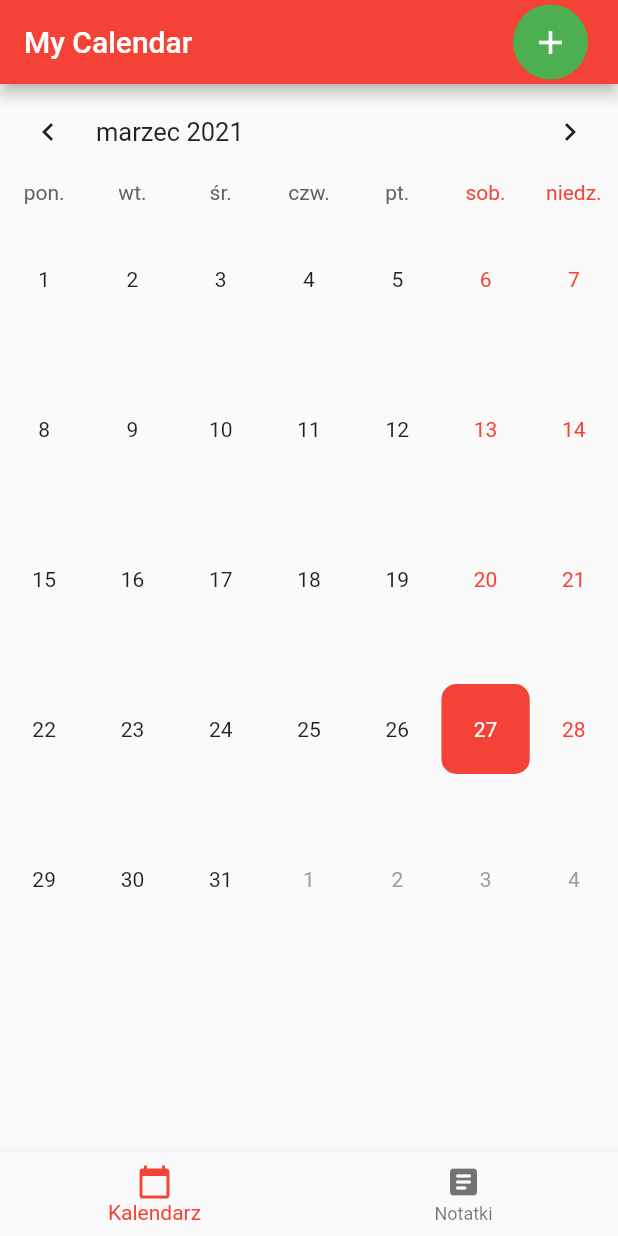
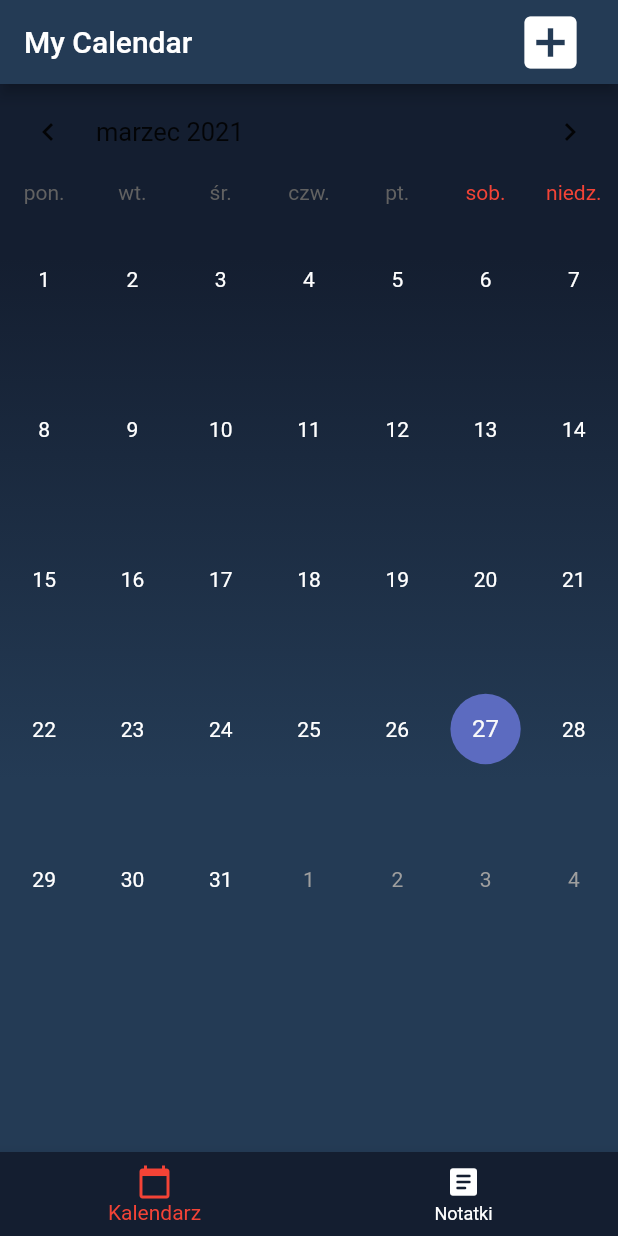
Before and after one commit to dawidczerwien/flutterApp, a Flutter app: the screen it shows after launch, on a phone screen of 412 x 824 dp. Run offline on Flutter 3.47's test engine with Material 2 defaults, Android fonts, the phone set to English and light mode, and no system bars; drawn by our look-alikes of table_calendar; our stand-ins replace firebase_core, firebase_database; accounts and stored records are empty.

Commit message:
flutter style added

```diff
--- a/lib/calendarView.dart
+++ b/lib/calendarView.dart
@@ -18,25 +18,36 @@ class _CalendarView extends State<CalendarView> {
   @override
   Widget build(BuildContext context) {
     return Scaffold(
+      backgroundColor: Color(0xFF243B55),
       body: SingleChildScrollView(
         child: Column(
           crossAxisAlignment: CrossAxisAlignment.start,
           children: <Widget>[
-            TableCalendar(
+            Container(
+                decoration: BoxDecoration(
+                    gradient: LinearGradient(
+                  begin: Alignment.topCenter,
+                  end: Alignment.bottomCenter,
+                  stops: [
+                    0.2,
+                    0.8,
+                  ],
+                  colors: [
+                    Color(0xFF141E30),
+                    Color(0xFF243B55),
+                  ],
+                )),
+                child: TableCalendar(
                   locale: 'pl_PL',
                   builders: CalendarBuilders(
-                  todayDayBuilder: (context, date, events) => Container(
+                    dayBuilder: (context, date, events) => Container(
                         margin: const EdgeInsets.only(top: 20, bottom: 20),
                         alignment: Alignment.center,
-                      decoration: BoxDecoration(
-                        color: Colors.purple,
-                        borderRadius: BorderRadius.circular(10.0),
-                      ),
                         child: Text(
                           date.day.toString(),
                           style: TextStyle(color: Colors.white),
                         )),
-                  selectedDayBuilder: (context, date, events) => Container(
+                    todayDayBuilder: (context, date, events) => Container(
                         margin: const EdgeInsets.only(top: 20, bottom: 20),
                         alignment: Alignment.center,
                         decoration: BoxDecoration(
@@ -46,12 +57,13 @@ class _CalendarView extends State<CalendarView> {
                         child: Text(
                           date.day.toString(),
                           style: TextStyle(color: Colors.white),
-                      ))),
+                        )),
+                  ),
                   rowHeight: 100,
                   headerStyle: HeaderStyle(formatButtonVisible: false),
                   startingDayOfWeek: StartingDayOfWeek.monday,
                   calendarController: _controller,
-            ),
+                )),
           ],
         ),
       ),
--- a/lib/main.dart
+++ b/lib/main.dart
@@ -1,5 +1,4 @@
 import 'package:flutter/material.dart';
-import 'package:table_calendar/table_calendar.dart';
 import 'package:intl/date_symbol_data_local.dart';
 import 'newWindow.dart';
 import 'calendarView.dart';
@@ -50,8 +49,10 @@ class _HomePageState extends State<HomePage> {
   @override
   Widget build(BuildContext context) {
     return Scaffold(
-      backgroundColor: Color(0xFFc6ace0),
-      appBar: AppBar(title: Text('My Calendar'), actions: <Widget>[
+      appBar: AppBar(
+          title: Text('My Calendar'),
+          backgroundColor: Color(0xFF243B55),
+          actions: <Widget>[
             Padding(
                 padding: EdgeInsets.only(right: 20.0),
                 child: GestureDetector(
@@ -63,12 +64,12 @@ class _HomePageState extends State<HomePage> {
                     child: new Container(
                       width: 50,
                       decoration: new BoxDecoration(
-                    color: Colors.green,
+                        color: Colors.transparent,
                         shape: BoxShape.circle,
                       ),
                       child: Icon(
-                    Icons.add,
-                    size: 26.0,
+                        Icons.add_box,
+                        size: 46.0,
                       ),
                     ))),
           ]),
@@ -76,13 +77,17 @@ class _HomePageState extends State<HomePage> {
       bottomNavigationBar: BottomNavigationBar(
         onTap: onTabTapped,
         currentIndex: _currentIndex,
+        unselectedItemColor: Colors.white,
+        backgroundColor: Color(0xFF141E30),
         items: [
           new BottomNavigationBarItem(
             icon: Icon(Icons.calendar_today),
             label: 'Kalendarz',
           ),
           new BottomNavigationBarItem(
-            icon: Icon(Icons.article_rounded),
+            icon: Icon(
+              Icons.article_rounded,
+            ),
             label: 'Notatki',
           ),
         ],
--- a/lib/newWindow.dart
+++ b/lib/newWindow.dart
@@ -29,7 +29,10 @@ class _NewScreenState extends State<NewScreen> {
     final ref = referenceDatabase.reference();
 
     return Scaffold(
-        appBar: AppBar(title: Text('New Screen')),
+        appBar: AppBar(
+          title: Text('New Screen'),
+          backgroundColor: Color(0xFF243B55),
+        ),
         body: SingleChildScrollView(
           child: Column(
             children: [
```
Also changed, not shown: lib/notesBottomBar.dart (+22 -3 lines). Lines whose indentation alone changed are shown as unchanged.
